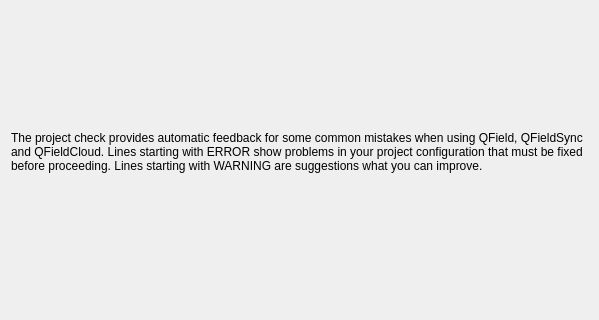
Qt form qfieldsync/ui/package_dialog.ui (opengisch/qfieldsync) before a commit; both pictures show x 0 to 599 and y 170 to 490 of the 599 by 700 pixel window.
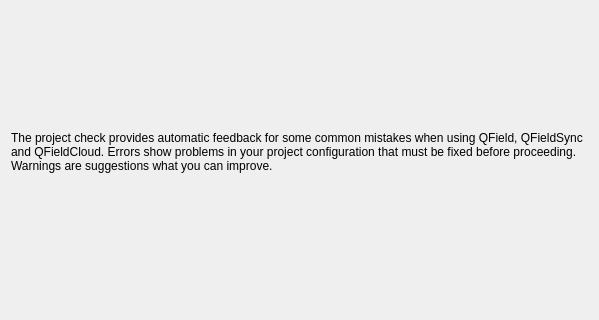
The same form after that commit. Custom widgets are drawn as their Qt base class.

Commit message: Improve feedback table spacing by using two columns instead of three, add icons, avoid ALLCAPS

Patch:
```diff
--- a/qfieldsync/ui/package_dialog.ui
+++ b/qfieldsync/ui/package_dialog.ui
@@ -42,7 +42,7 @@
           </sizepolicy>
          </property>
          <property name="text">
-          <string>The project check provides automatic feedback for some common mistakes when using QField, QFieldSync and QFieldCloud. Lines starting with ERROR show problems in your project configuration that must be fixed before proceeding. Lines starting with WARNING are suggestions what you can improve.</string>
+          <string>The project check provides automatic feedback for some common mistakes when using QField, QFieldSync and QFieldCloud. Errors show problems in your project configuration that must be fixed before proceeding. Warnings are suggestions what you can improve.</string>
          </property>
          <property name="wordWrap">
           <bool>true</bool>
```
The commit also changes 2 other files.
